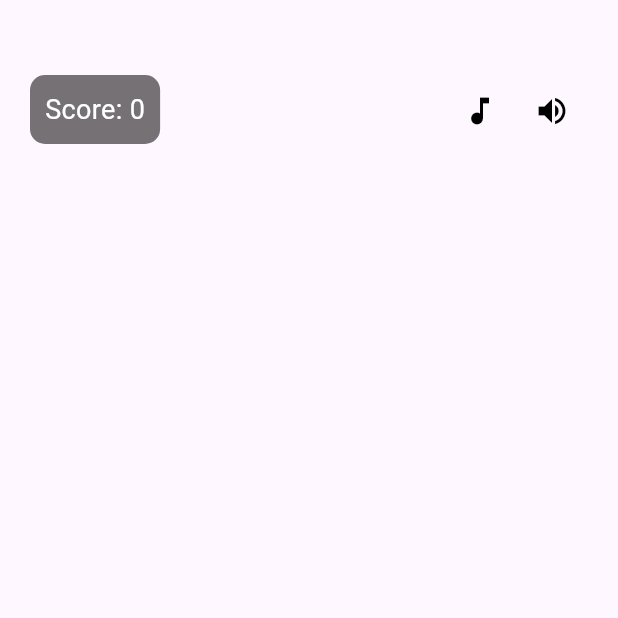
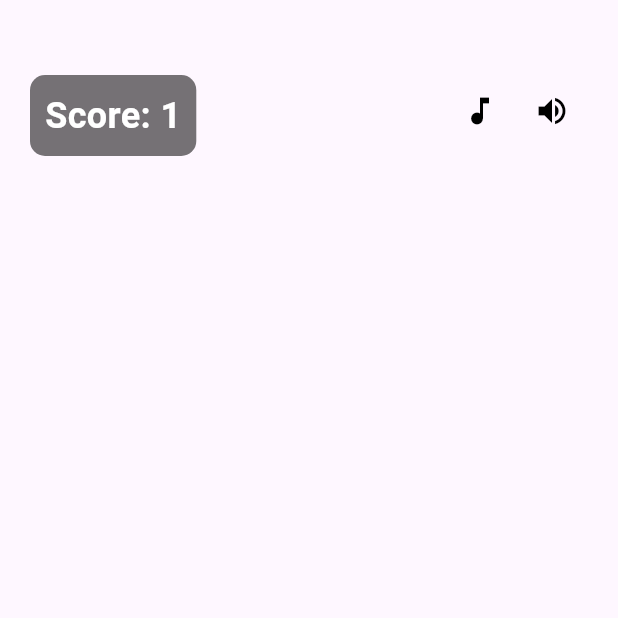
Before and after one commit to afnan923/Game_WEEK1, a Flutter app: the screen it shows after launch, on a phone screen of 412 x 824 dp, the top half of it. Run offline on Flutter 3.47's test engine with Material 3 defaults, Android fonts, the phone set to English and light mode, and no system bars.

Commit message:
change text

```diff
--- a/lib/main.dart
+++ b/lib/main.dart
@@ -45,9 +45,18 @@
                 color: Colors.black54,
                 borderRadius: BorderRadius.circular(10),
               ),
-              child: const Text(
-                'Score: 0',
-                style: TextStyle(color: Colors.white, fontSize: 18),
+              child: ValueListenableBuilder<int>(
+                valueListenable: counter,
+                builder: (context, score, child) {
+                  return Text(
+                    'Score: $score',
+                    style: const TextStyle(
+                      color: Colors.white,
+                      fontSize: 24,
+                      fontWeight: FontWeight.bold,
+                    ),
+                  );
+                },
               ),
             ),
           ),
@@ -58,11 +67,11 @@
               children: [
                 IconButton(
                   icon: const Icon(Icons.music_note, color: Colors.black),
-                   onPressed: () {},
+                  onPressed: () {},
                 ),
                 IconButton(
                   icon: const Icon(Icons.volume_up, color: Colors.black),
-                   onPressed: () {},
+                  onPressed: () {},
                 ),
               ],
             ),
```
